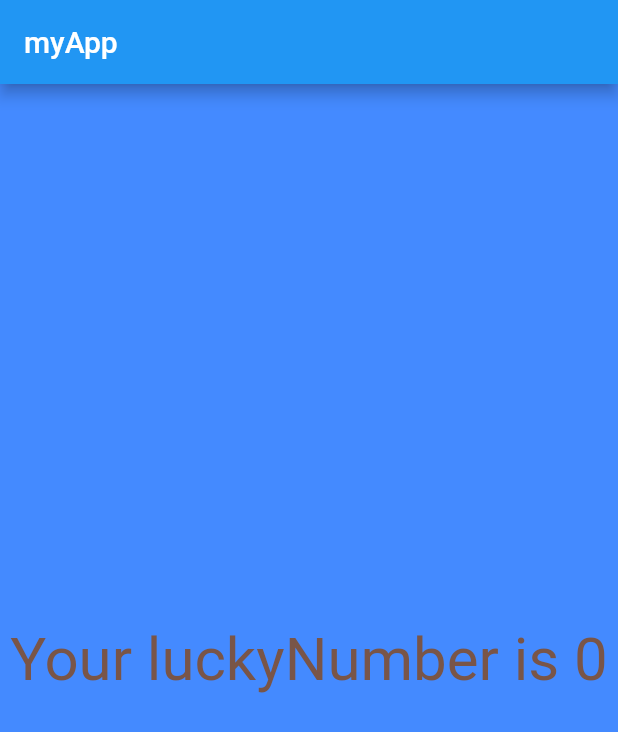
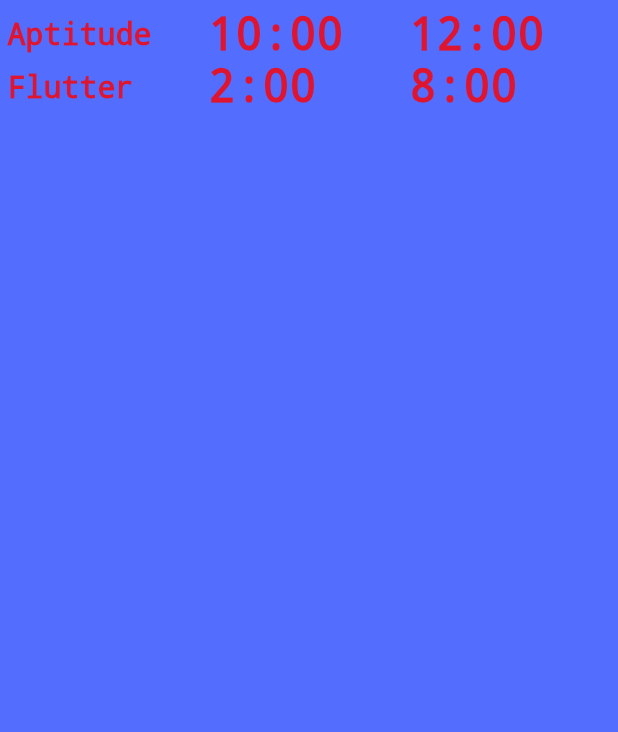
Before and after one commit to Pradnya2000/Flutter-Apps, a Flutter app: the screen it shows after launch, on a phone screen of 412 x 824 dp. Shown: the top 732 px of the screen. Run offline on Flutter 3.47's test engine with Material 2 defaults, Android fonts, the phone set to English and light mode, and no system bars.

Commit message:
Row,column and container

```diff
--- a/demo/lib/app_screens/first_screen.dart
+++ b/demo/lib/app_screens/first_screen.dart
@@ -3,26 +3,64 @@
 import 'package:flutter/cupertino.dart';
 import 'package:flutter/material.dart';
 
-class FirstScreen extends StatelessWidget
-{
+class Home extends StatelessWidget {
   @override
   Widget build(BuildContext context) {
-   return  Material(
-        child: Center(     //center the child
-            child:Text(
-              generateLuckyNumber(),
-            textDirection:TextDirection.ltr,
-            style: TextStyle(color: Colors.brown,fontSize: 40.0),
+    return Center(
+        child: Container(
+          padding: EdgeInsets.all(5.0),
+          alignment: Alignment.center,
+      //  width: 100.0,
+      //  height: 200.0,
+      // margin: EdgeInsets.only(left:20.0,right: 15.5),
+      //padding: EdgeInsets.all(30.0),
+      color: Colors.indigoAccent,
+      child: Column(children: <Widget>[
+        Row(
+          children: <Widget>[
+            Expanded(
+                child: Text(
+              "Aptitude",
+              textDirection: TextDirection.ltr,
+              style: TextStyle(decoration: TextDecoration.none, fontSize: 20.0),
+            )),
+            Expanded(
+                child: Text(
+              "10:00",
+              textDirection: TextDirection.ltr,
+              style: TextStyle(decoration: TextDecoration.none, fontSize: 30.0),
+            )),
+            Expanded(
+                child: Text(
+              "12:00",
+              textDirection: TextDirection.ltr,
+              style: TextStyle(decoration: TextDecoration.none, fontSize: 30.0),
+            ))
+          ],
+        ),
+        Row(
+          children: <Widget>[
+            Expanded(
+                child: Text(
+              "Flutter",
+              textDirection: TextDirection.ltr,
+              style: TextStyle(decoration: TextDecoration.none, fontSize: 20.0),
+            )),
+            Expanded(
+                child: Text(
+              "2:00",
+              textDirection: TextDirection.ltr,
+              style: TextStyle(decoration: TextDecoration.none, fontSize: 30.0),
+            )),
+            Expanded(
+                child: Text(
+              "8:00",
+              textDirection: TextDirection.ltr,
+              style: TextStyle(decoration: TextDecoration.none, fontSize: 30.0),
+            ))
+          ],
         )
-      ) ,
-      color: Colors.blueAccent
-    );
+      ]),
+    ));
   }
-
 }
-String generateLuckyNumber()
-{
-  var random=Random();
-  int luckyNumber=random.nextInt(10);
-  return 'Your luckyNumber is $luckyNumber';
-}
--- a/demo/lib/main.dart
+++ b/demo/lib/main.dart
@@ -1,23 +1,13 @@
-import 'package:demo/app_screens/first_screen.dart';
 import 'package:flutter/cupertino.dart';
 import 'package:flutter/material.dart';
 
-void main() => runApp(MyFlutter());
+import 'app_screens/first_screen.dart';
 
-
-class MyFlutter extends StatelessWidget
+void main()
 {
-  @override
-  Widget build(BuildContext context) {
-   return    MaterialApp(
-      debugShowCheckedModeBanner: false,
-      title:"myapp",
-      home:Scaffold(
-        appBar:AppBar(title:Text('myApp'),),
-        body:FirstScreen()
-
+  runApp(MaterialApp(
+    title: "Exploring UI",
+    home:Home(),
   )
 );
-  }
-
 }
```
Also changed, not shown: demo/fonts/OpenSansCondensed-Bold.ttf (added), demo/fonts/OpenSansCondensed-Light.ttf (added), demo/fonts/OpenSansCondensed-LightItalic.ttf (added).
